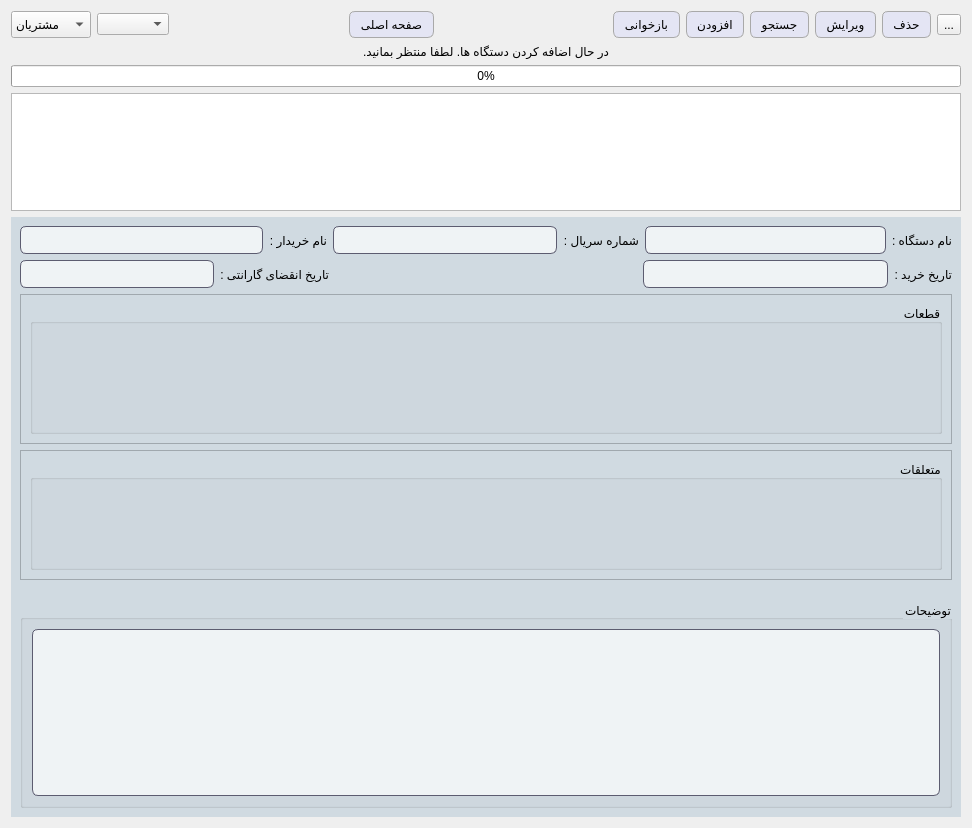
kia-far/QtDBS, file tables.ui: the form before one commit.
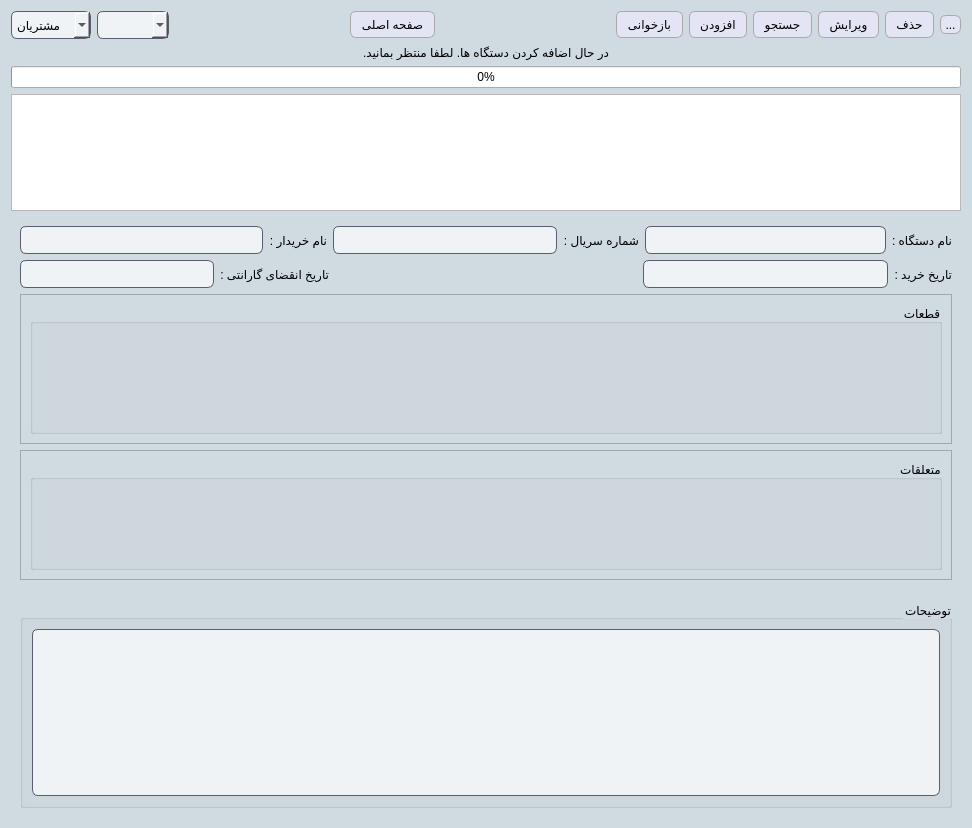
The form after the commit.

Commit message: added edit item form and button which is available from the device edit form. also a few teaks to the stylesheets and fixed the keybinds working when the app was adding bulk data

The edit to the form file:
```diff
--- a/tables.ui
+++ b/tables.ui
@@ -40,8 +40,90 @@
     background-color: #d3d3d3; /* Grayer color for disabled buttons */
     color: #a0a0a0; /* Optional: lighter text color for better contrast */
 }
+QToolButton {
+    background-color: rgb(228, 229, 244); /* Light gray background */
+    border: 1px solid #a9a9a9; /* Darker gray border for a 3D effect */
+    border-radius: 6px; /* Rounded corners */
+     /* Padding for a button-like appearance */
+    color: black; /* Text color */
+    
+    /* Subtle gradient for a shiny effect */
+    background: qlineargradient(spread:pad, x1:0, y1:0, x2:0, y2:1, 
+                                stop:0 #f0f0f0, stop:1 #d3d3d3);
+}
 
-QWidget {font: 12pt &quot;Segoe UI&quot;;}</string>
+QToolButton:hover {
+    background-color: #e6e6e6; /* Change to a lighter shade on hover */
+    border-color: #b0b0b0; /* Change border color on hover */
+}
+
+QToolButton:pressed {
+    background-color: #bfbfbf; /* Darker gray when pressed */
+    border-color: #808080; /* Slightly darker border when pressed */
+}
+
+QToolButton:disabled {
+    background-color: #d3d3d3; /* Grayer color for disabled buttons */
+    color: #a0a0a0; /* Optional: lighter text color for better contrast */
+}
+
+
+QWidget {font: 12pt &quot;Segoe UI&quot;;}
+QComboBox {
+    background-color: #eff3f5; /* Darker grayish background */
+    color: #000000; /* Light text color for readability */
+    border: 1px solid #5c5c70; /* Slightly lighter border for contrast */
+    border-radius: 6px; /* Smooth, rounded edges */
+    padding: 5px; /* Padding for a cleaner look */
+    font: 12pt &quot;Segoe UI&quot;;
+}
+
+QComboBox:focus {
+    border-color: #7878a0; /* Lighter border color on focus */
+    background-color: #e0e6eb; /* Slightly lighter background on focus */
+}
+#Tables {
+    background-color: #d0dae1; /* Dark background color for the entire widget */
+    font: 12pt &quot;Segoe UI&quot;;}
+QScrollBar:vertical {
+    background: #eff3f5; /* Background color of the scrollbar */
+    width: 10px; /* Width of the scrollbar */
+    margin: 0px 0px 0px 0px; /* Margins around the scrollbar */
+    border-radius: 5px; /* Rounded edges for the scrollbar track */
+}
+
+/* Style for the horizontal scrollbar */
+QScrollBar:horizontal {
+    background: #eff3f5; /* Background color of the scrollbar */
+    height: 10px; /* Height of the scrollbar */
+    margin: 0px 0px 0px 0px; /* Margins around the scrollbar */
+    border-radius: 5px; /* Rounded edges for the scrollbar track */
+}
+
+/* Handle (scroller) styling for both horizontal and vertical scrollbars */
+QScrollBar::handle:vertical, QScrollBar::handle:horizontal {
+    background: #92a8b9; /* Color of the scroller */
+    min-height: 20px; /* Minimum height for the vertical handle */
+    min-width: 20px; /* Minimum width for the horizontal handle */
+    border-radius: 5px; /* Smooth, rounded edges for the handle */
+}
+
+QScrollBar::handle:vertical:hover, QScrollBar::handle:horizontal:hover {
+    background: #b1c1cd; /* Slightly lighter color on hover for the handle */
+}
+
+/* Remove the top/bottom buttons on the scrollbar */
+QScrollBar::add-line:vertical, QScrollBar::sub-line:vertical,
+QScrollBar::add-line:horizontal, QScrollBar::sub-line:horizontal {
+    background: none; /* No additional lines/buttons */
+    height: 0px;
+    width: 0px;
+}
+
+QScrollBar::add-page:vertical, QScrollBar::sub-page:vertical,
+QScrollBar::add-page:horizontal, QScrollBar::sub-page:horizontal {
+    background: none; /* No page scroll styling */
+}</string>
   </property>
   <layout class="QGridLayout" name="gridLayout">
    <item row="4" column="0" colspan="11">
```
Left out of the diff: 2 changed lines with no effect on the pictures. The commit also changes 80 other files.
